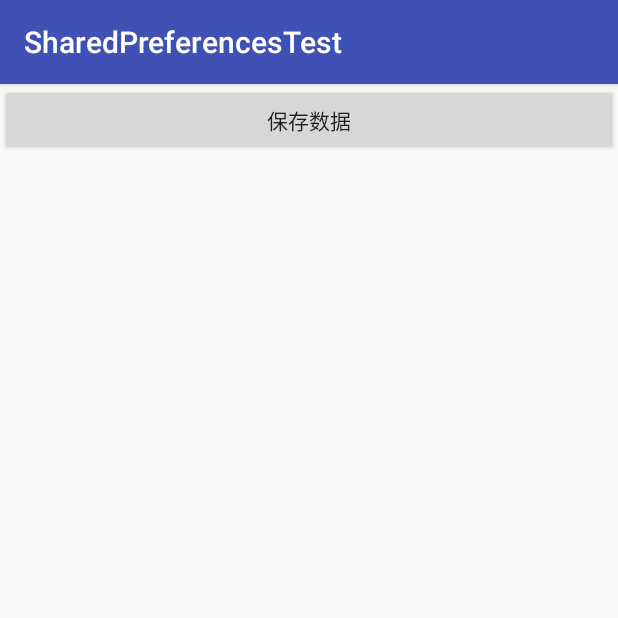
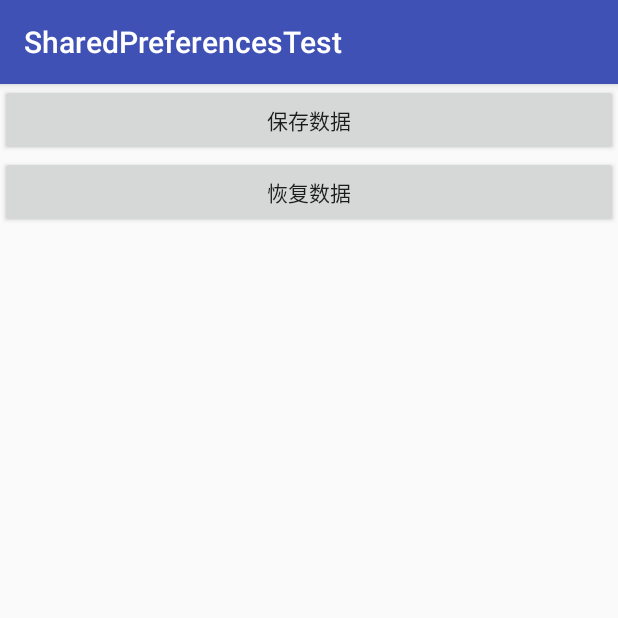
Before and after one commit to NiYa193/Android_First_Code, an Android app: the screen it shows after launch (MainActivity), on a phone screen of 412 x 824 dp, the top half of it. Run offline under Robolectric (Android 15) with nearby library versions, the light colour scheme and no system bars.

Commit message:
第六章-从SharedPreferences中读取数据
读取数据并以Toast显示出来

```diff
--- a/chapterSix/SharedPreferencesTest/app/src/main/res/layout/activity_main.xml
+++ b/chapterSix/SharedPreferencesTest/app/src/main/res/layout/activity_main.xml
@@ -1,7 +1,8 @@
 <?xml version="1.0" encoding="utf-8"?>
 <LinearLayout xmlns:android="http://schemas.android.com/apk/res/android"
     android:layout_width="match_parent"
-    android:layout_height="match_parent">
+    android:layout_height="match_parent"
+    android:orientation="vertical">
 
 
     <Button
@@ -11,5 +12,12 @@
         android:text="保存数据"
         />
 
+    <Button
+        android:id="@+id/restore_data"
+        android:layout_width="match_parent"
+        android:layout_height="wrap_content"
+        android:text="恢复数据"
+        />
+
 
 </LinearLayout>
```
Also changed, not shown: chapterSix/SharedPreferencesTest/app/src/main/java/top/fcc143/sharedpreferencestest/MainActivity.java (+18 -0 lines).
